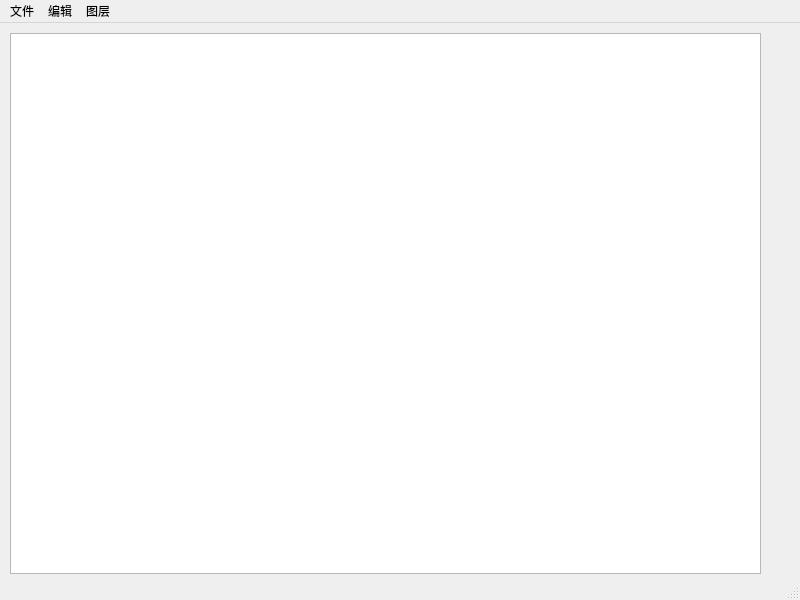
yiguanxianyu/PiGIS, file ui/mainwindow.ui: the form before one commit.
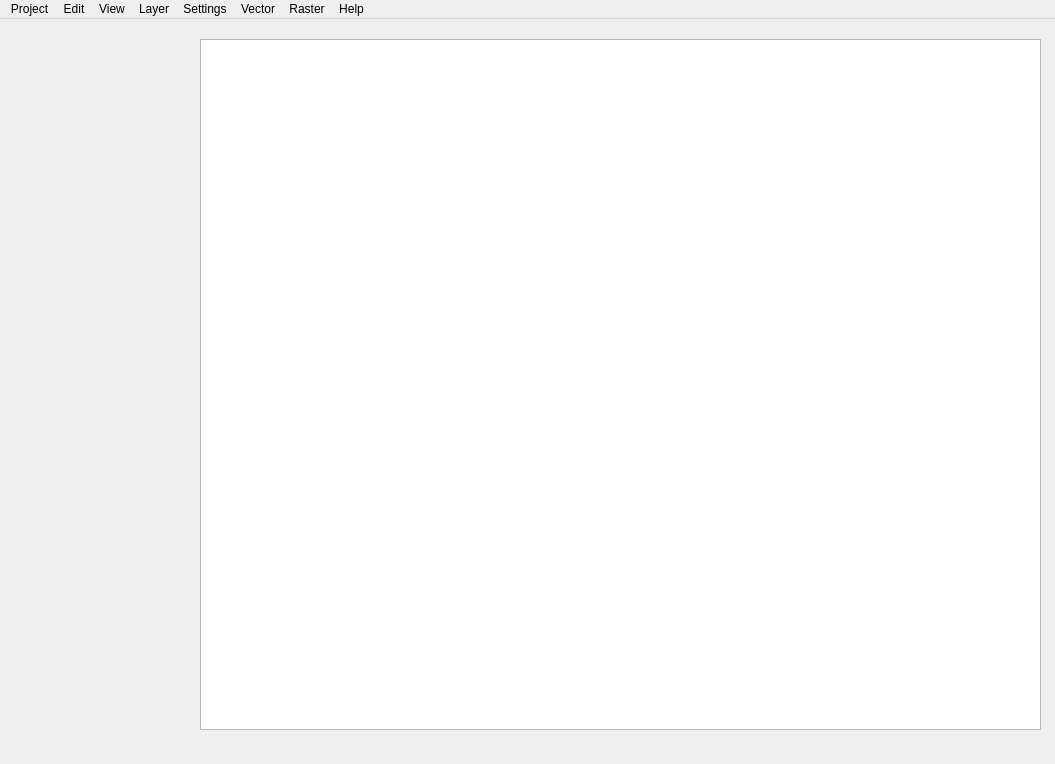
The form after the commit.

What changed in the file:
```diff
--- a/ui/mainwindow.ui
+++ b/ui/mainwindow.ui
@@ -6,8 +6,8 @@
    <rect>
     <x>0</x>
     <y>0</y>
-    <width>800</width>
-    <height>600</height>
+    <width>1055</width>
+    <height>764</height>
    </rect>
   </property>
   <property name="windowTitle">
@@ -23,10 +23,10 @@
    <widget class="QGraphicsView" name="graphicsView">
     <property name="geometry">
      <rect>
-      <x>10</x>
-      <y>10</y>
-      <width>751</width>
-      <height>541</height>
+      <x>200</x>
+      <y>20</y>
+      <width>841</width>
+      <height>691</height>
      </rect>
     </property>
    </widget>
@@ -36,34 +36,62 @@
     <rect>
      <x>0</x>
      <y>0</y>
-     <width>800</width>
+     <width>1055</width>
      <height>22</height>
     </rect>
    </property>
-   <widget class="QMenu" name="menu">
+   <widget class="QMenu" name="menuLayer">
     <property name="title">
-     <string>文件</string>
+     <string>Layer</string>
     </property>
-    <addaction name="separator"/>
-    <addaction name="action_2"/>
+   </widget>
+   <widget class="QMenu" name="menuSettings">
+    <property name="title">
+     <string>Settings</string>
+    </property>
+   </widget>
+   <widget class="QMenu" name="menuVector">
+    <property name="title">
+     <string>Vector</string>
+    </property>
+   </widget>
+   <widget class="QMenu" name="menuRaster">
+    <property name="title">
+     <string>Raster</string>
+    </property>
+   </widget>
+   <widget class="QMenu" name="menuHelp">
+    <property name="title">
+     <string>Help</string>
+    </property>
+   </widget>
+   <widget class="QMenu" name="menuFile">
+    <property name="title">
+     <string>Project</string>
+    </property>
+    <addaction name="actionNew"/>
     <addaction name="actionOpen"/>
    </widget>
-   <widget class="QMenu" name="menu_2">
+   <widget class="QMenu" name="menuProject">
     <property name="title">
-     <string>编辑</string>
+     <string>Edit</string>
     </property>
    </widget>
-   <widget class="QMenu" name="menu_3">
+   <widget class="QMenu" name="menuView">
     <property name="title">
-     <string>图层</string>
+     <string>View</string>
     </property>
    </widget>
-   <addaction name="menu"/>
-   <addaction name="menu_2"/>
-   <addaction name="menu_3"/>
+   <addaction name="menuFile"/>
+   <addaction name="menuProject"/>
+   <addaction name="menuView"/>
+   <addaction name="menuLayer"/>
+   <addaction name="menuSettings"/>
+   <addaction name="menuVector"/>
+   <addaction name="menuRaster"/>
+   <addaction name="menuHelp"/>
   </widget>
-  <widget class="QStatusBar" name="statusbar"/>
-  <action name="action_2">
+  <action name="actionNew">
    <property name="text">
     <string>New</string>
    </property>
```
